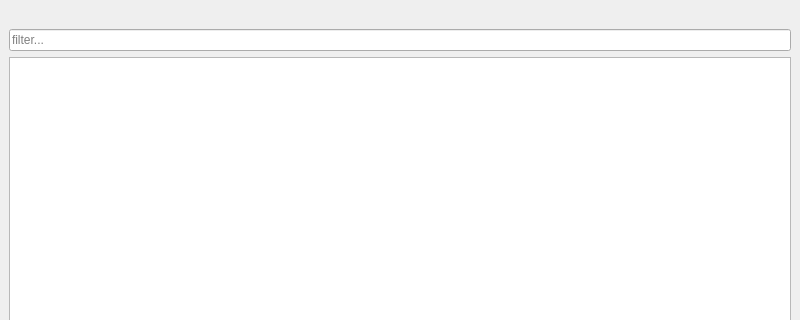
Old version of the form gui/mainwindow.ui in the repository KDE/heaptrack; both pictures show x 0 to 800 and y 0 to 320 of the 800 by 600 pixel window.
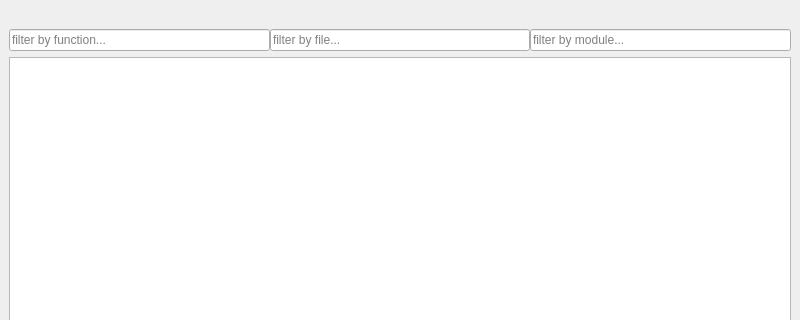
New version of the form.

Commit message: Make it possible to filter by function, module and file info.

```diff
--- a/gui/mainwindow.ui
+++ b/gui/mainwindow.ui
@@ -23,10 +23,45 @@
      </widget>
     </item>
     <item>
-     <widget class="QLineEdit" name="filter">
-      <property name="placeholderText">
-       <string>filter...</string>
-      </property>
+     <widget class="QWidget" name="widget" native="true">
+      <layout class="QHBoxLayout" name="horizontalLayout">
+       <property name="spacing">
+        <number>0</number>
+       </property>
+       <property name="leftMargin">
+        <number>0</number>
+       </property>
+       <property name="topMargin">
+        <number>0</number>
+       </property>
+       <property name="rightMargin">
+        <number>0</number>
+       </property>
+       <property name="bottomMargin">
+        <number>0</number>
+       </property>
+       <item>
+        <widget class="QLineEdit" name="filterFunction">
+         <property name="placeholderText">
+          <string>filter by function...</string>
+         </property>
+        </widget>
+       </item>
+       <item>
+        <widget class="QLineEdit" name="filterFile">
+         <property name="placeholderText">
+          <string>filter by file...</string>
+         </property>
+        </widget>
+       </item>
+       <item>
+        <widget class="QLineEdit" name="filterModule">
+         <property name="placeholderText">
+          <string>filter by module...</string>
+         </property>
+        </widget>
+       </item>
+      </layout>
      </widget>
     </item>
     <item>
```
The commit also changes 3 other files.
